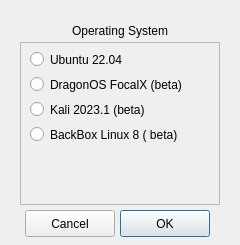
Old version of the form UI/install.ui in the repository ainfosec/FISSURE.
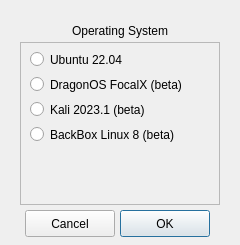
New version of the form.

Diff of the .ui file:
```diff
--- a/UI/install.ui
+++ b/UI/install.ui
@@ -134,7 +134,7 @@
      </rect>
     </property>
     <property name="text">
-     <string>BackBox Linux 8 ( beta)</string>
+     <string>BackBox Linux 8 (beta)</string>
     </property>
    </widget>
    <zorder>radioButton_ubuntu22_04</zorder>
```
